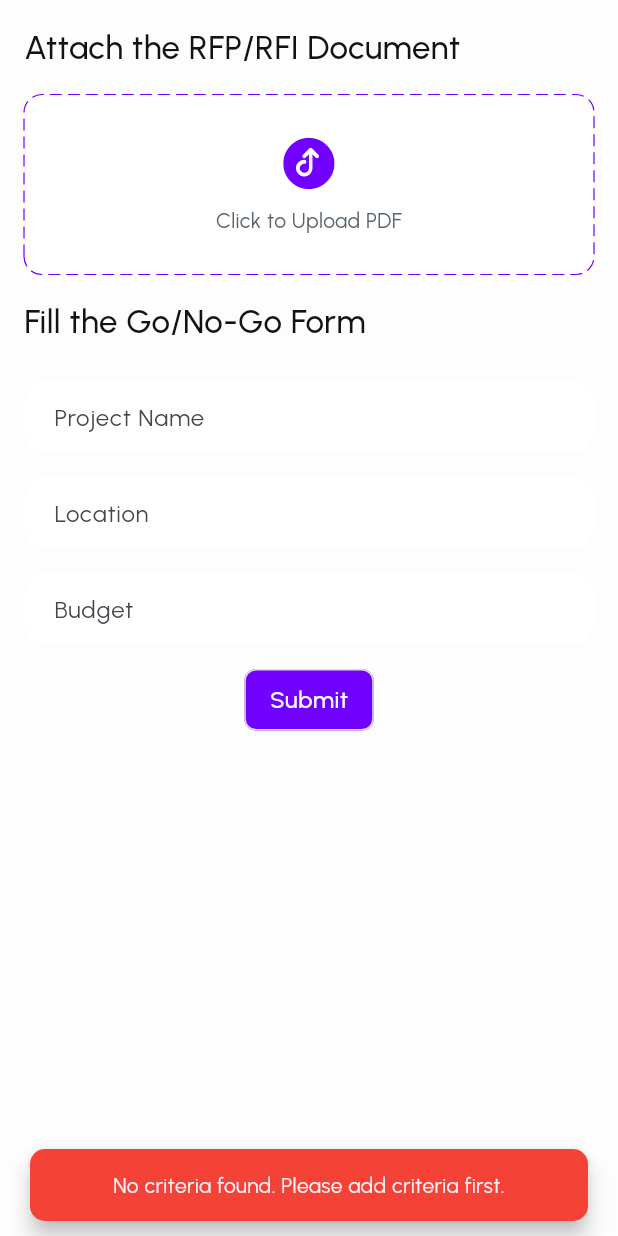
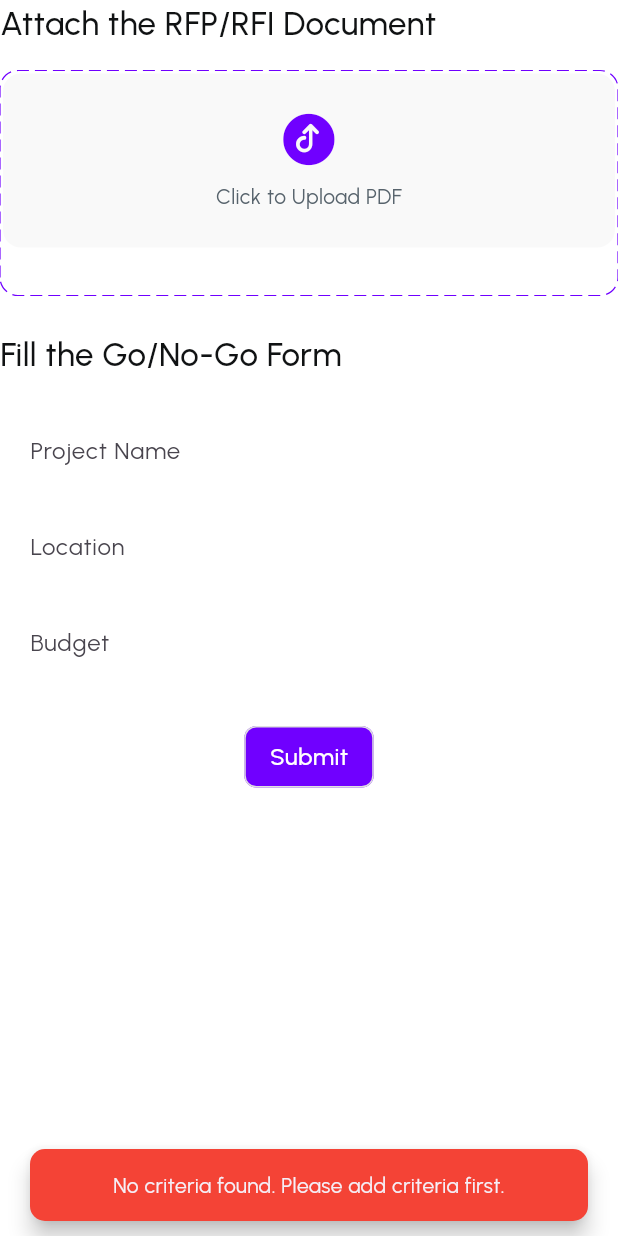
Before and after one commit to DebdaruDG/JasaraPOC, a Flutter app: the AddRFIDocumentPage widget shown alone on an empty page, opened directly, after a tap on "Submit", on a phone screen of 412 x 824 dp. Run offline on Flutter 3.47's test engine with Material 3 defaults, Android fonts, the phone set to English and light mode, and no system bars; drawn by our look-alikes of dotted_border; our stand-ins replace cloud_firestore, file_picker, firebase_core, flutter_svg, percent_indicator; missing offline and left inert: dart:html; accounts and stored records are empty.

Commit message:
Updated working flow

```diff
--- a/lib/views/add_rfi_flow.dart
+++ b/lib/views/add_rfi_flow.dart
@@ -1,10 +1,11 @@
+import 'dart:html' as html;
 import 'dart:developer' as console;
-import 'dart:html' as html;
 
 import 'package:dotted_border/dotted_border.dart';
 import 'package:flutter/cupertino.dart';
 import 'package:flutter/material.dart';
 import 'package:provider/provider.dart';
+
 import '../core/services/file_service.dart';
 import '../providers/add_rfi_provider.dart';
 import '../providers/criteria_provider.dart';
@@ -23,6 +24,8 @@ class AddRFIDocumentPage extends StatefulWidget {
 }
 
 class _AddRFIDocumentPageState extends State<AddRFIDocumentPage> {
+  final formKey = GlobalKey<FormState>();
+
   @override
   Widget build(BuildContext context) {
     final isWide = MediaQuery.of(context).size.width > 600;
@@ -31,9 +34,7 @@ class _AddRFIDocumentPageState extends State<AddRFIDocumentPage> {
       create: (_) => HomePageProvider(),
       child: Consumer<HomePageProvider>(
         builder: (context, provider, _) {
-          final formKey = GlobalKey<FormState>();
-
-          List<Widget> fields = [
+          final fields = [
             AppTextField(
               label: "Project Name",
               controller: provider.controllers['project_name']!,
@@ -48,10 +49,7 @@ class _AddRFIDocumentPageState extends State<AddRFIDocumentPage> {
             ),
           ];
 
-          return Scaffold(
-            backgroundColor: JasaraPalette.scaffoldBackground.withOpacity(0.25),
-            body: SingleChildScrollView(
-              padding: const EdgeInsets.all(16.0),
+          return SingleChildScrollView(
             child: Form(
               key: formKey,
               child: Column(
@@ -66,7 +64,7 @@ class _AddRFIDocumentPageState extends State<AddRFIDocumentPage> {
                   ),
                   const SizedBox(height: 16),
                   _buildFileUploadField(context, provider),
-                    const SizedBox(height: 16),
+                  const SizedBox(height: 24),
                   Text(
                     "Fill the Go/No-Go Form",
                     style: JasaraTextStyles.primaryText500.copyWith(
@@ -79,21 +77,17 @@ class _AddRFIDocumentPageState extends State<AddRFIDocumentPage> {
                     spacing: 16,
                     runSpacing: 16,
                     children:
-                          fields
-                              .map(
-                                (field) => SizedBox(
+                        fields.map((field) {
+                          return SizedBox(
                             width:
                                 isWide
-                                          ? MediaQuery.of(context).size.width /
-                                                  2 -
-                                              24
+                                    ? MediaQuery.of(context).size.width * 0.35
                                     : double.infinity,
                             child: field,
+                          );
+                        }).toList(),
                   ),
-                              )
-                              .toList(),
-                    ),
-                    const SizedBox(height: 16),
+                  const SizedBox(height: 32),
                   Row(
                     mainAxisAlignment: MainAxisAlignment.center,
                     children: [
@@ -107,30 +101,25 @@ class _AddRFIDocumentPageState extends State<AddRFIDocumentPage> {
                                 listen: false,
                               );
 
-                            await criteriaProvider
-                                .fetchCriteriaList(); // Ensure criteria list is fetched
-                            criteriaProvider.criteriaListResponse;
+                          await criteriaProvider.fetchCriteriaList();
+
                           if (criteriaProvider.criteriaListResponse.isEmpty) {
                             JasaraToast.error(
                               context,
                               "No criteria found. Please add criteria first.",
                             );
-                              await Future.delayed(
-                                const Duration(seconds: 1),
-                              ); // Show toast for 2 seconds
-                              // openCriteriaDialog(
-                              //   context,
-                              // ); // Open the criteria dialog
                             return;
                           }
+
                           if (provider.uploadedFile == null) {
                             JasaraToast.error(
                               context,
-                                "Please upload the RFI / RPF document first",
+                              "Please upload the RFI / RFP document first",
                             );
                             return;
                           }
 
+                          if (formKey.currentState!.validate()) {
                             Navigator.push(
                               context,
                               MaterialPageRoute(
@@ -154,16 +143,13 @@ class _AddRFIDocumentPageState extends State<AddRFIDocumentPage> {
                                     ),
                               ),
                             );
-
-                            if (formKey.currentState!.validate()) {
-                              console.log("Form Submitted");
+                            console.log("Form submitted");
                           }
                         },
                       ),
                     ],
                   ),
                 ],
-                ),
               ),
             ),
           );
@@ -176,7 +162,10 @@ class _AddRFIDocumentPageState extends State<AddRFIDocumentPage> {
     BuildContext context,
     HomePageProvider provider,
   ) {
-    return DragTarget<Object>(
+    return SizedBox(
+      width: double.infinity, // Ensure it takes available width
+      height: 150, // Set a minimum height to ensure hit-testable area
+      child: DragTarget<Object>(
         onWillAcceptWithDetails: (details) {
           provider.setDragOver(true);
           return true;
@@ -217,15 +206,13 @@ class _AddRFIDocumentPageState extends State<AddRFIDocumentPage> {
                 width: double.infinity,
                 padding: const EdgeInsets.all(24),
                 decoration: BoxDecoration(
-                color:
-                    provider.isDragOver
-                        ? JasaraPalette.primary.withOpacity(0.1)
-                        : JasaraPalette.white,
+                  color: JasaraPalette.scaffoldBackground,
                   borderRadius: BorderRadius.circular(12),
                 ),
                 child:
                     provider.uploadedFile == null
                         ? Column(
+                          mainAxisSize: MainAxisSize.min,
                           children: const [
                             Icon(
                               CupertinoIcons.upload_circle_fill,
@@ -256,6 +243,7 @@ class _AddRFIDocumentPageState extends State<AddRFIDocumentPage> {
             ),
           );
         },
+      ),
     );
   }
 }
--- a/lib/widgets/add_rfi_document_modal.dart
+++ b/lib/widgets/add_rfi_document_modal.dart
@@ -1,6 +1,7 @@
 import 'package:flutter/material.dart';
 
 import '../views/add_rfi_flow.dart';
+import 'utils/app_palette.dart';
 
 void showAddRFIModal(BuildContext context) {
   showDialog(
@@ -9,8 +10,13 @@ void showAddRFIModal(BuildContext context) {
       return Dialog(
         shape: RoundedRectangleBorder(borderRadius: BorderRadius.circular(16)),
         insetPadding: const EdgeInsets.all(24),
-        child: SizedBox(
-          width: MediaQuery.of(context).size.width * 0.8,
+        child: Container(
+          width: MediaQuery.of(context).size.width * 0.85,
+          constraints: BoxConstraints(
+            maxHeight: MediaQuery.of(context).size.height * 0.9,
+          ),
+          decoration: BoxDecoration(color: JasaraPalette.scaffoldBackground),
+          padding: const EdgeInsets.all(16),
           child: const AddRFIDocumentPage(),
         ),
       );
--- a/lib/widgets/utils/app_button.dart
+++ b/lib/widgets/utils/app_button.dart
@@ -58,8 +58,7 @@ class CustomButton2 extends StatelessWidget {
                   mainAxisAlignment: MainAxisAlignment.center,
                   children: [
                     if (prefixIcon != null) prefixIcon!,
-                    Flexible(
-                      child: Text(
+                    Text(
                       label,
                       style:
                           textStyle ??
@@ -67,7 +66,6 @@ class CustomButton2 extends StatelessWidget {
                             color: Colors.white,
                             fontSize: 16,
                             fontWeight: FontWeight.w500,
-                            ),
                           ),
                     ),
                   ],
```
Lines whose indentation alone changed are shown as unchanged.
